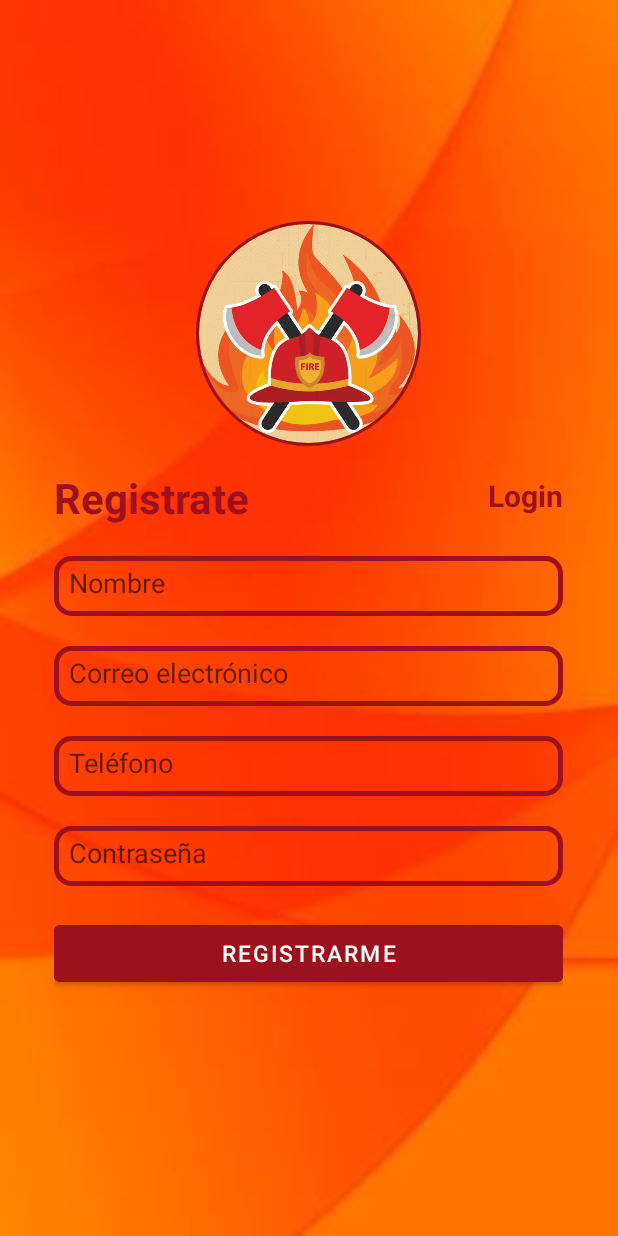
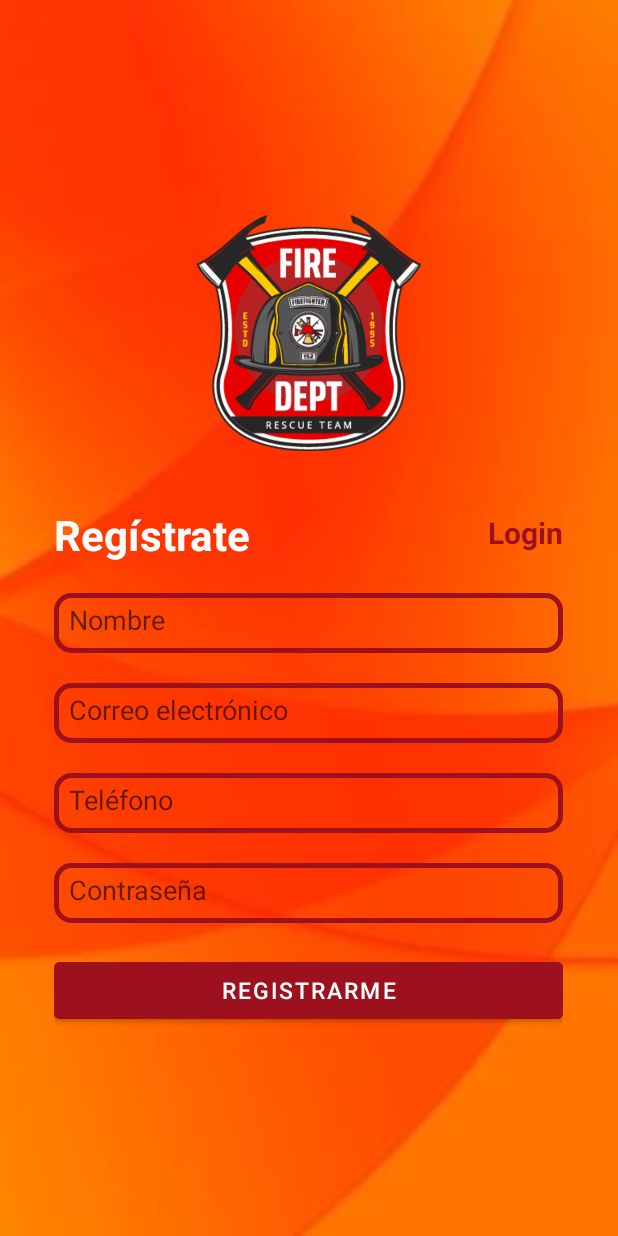
Before and after one commit to sofial09/API_Bomberos, an Android app: the RegistroSesion screen opened directly, with no data from a screen before it, on a phone screen of 412 x 824 dp. Run offline under Robolectric (Android 15) with nearby library versions, the phone set to English and light mode, and no system bars; our stand-ins replace Volley.

Commit message:
Cambio de logo vista de registro

```diff
--- a/API_Bomberos/app/src/main/res/layout/activity_registro_sesion.xml
+++ b/API_Bomberos/app/src/main/res/layout/activity_registro_sesion.xml
@@ -9,14 +9,13 @@
     android:background="@drawable/fondo"
     tools:context=".RegistroSesion">
 
-    <de.hdodenhof.circleimageview.CircleImageView
+    <ImageView
+        android:id="@+id/imageView"
         android:layout_width="150dp"
-        android:layout_height="150dp"
+        android:layout_height="200dp"
         android:layout_centerHorizontal="true"
         android:layout_centerVertical="true"
-        android:src="@drawable/fire"
-        app:civ_border_color="#9c111d"
-        app:civ_border_width="2dp" />
+        app:srcCompat="@drawable/logo_bomberos" />
 
     <ScrollView
         android:layout_width="370dp"
@@ -36,8 +35,8 @@
                     android:id="@+id/textView"
                     android:layout_width="wrap_content"
                     android:layout_height="wrap_content"
-                    android:text="Registrate"
-                    android:textColor="#9c111d"
+                    android:text="Regístrate"
+                    android:textColor="#ffffff"
                     android:textSize="28sp"
                     android:textStyle="bold" />
 
```
